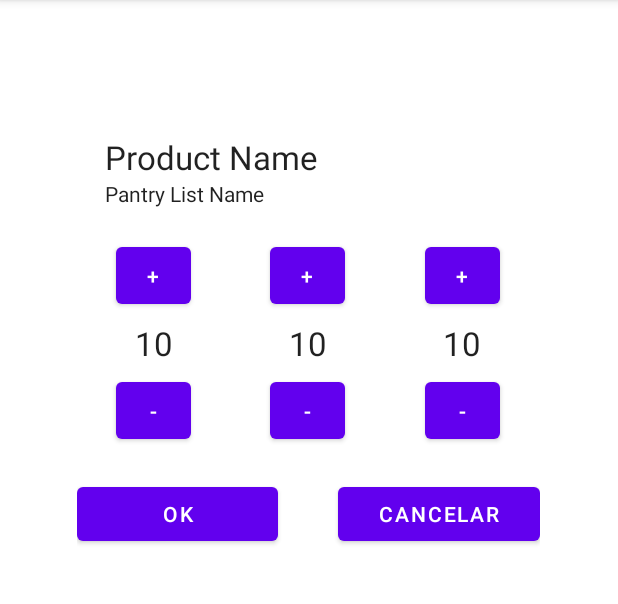
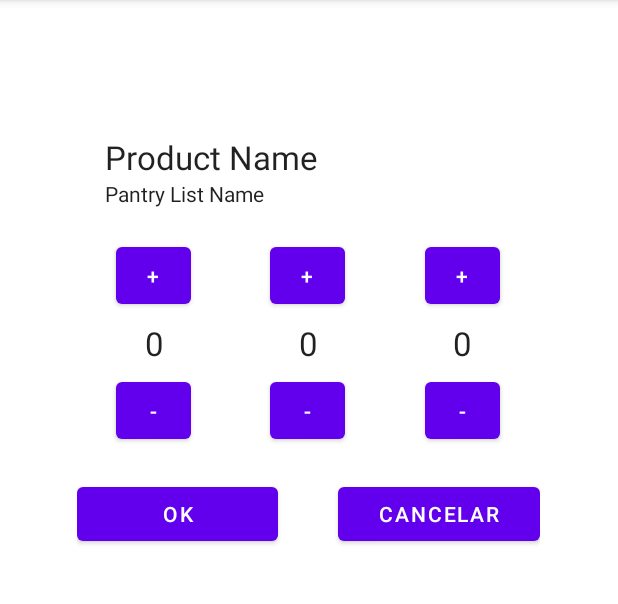
Before and after one commit to joaocmd/ShopIST, an Android app: the PantryItemActivity screen opened directly, with no data from a screen before it, on a phone screen of 412 x 824 dp, the part 84-688 px from its top. Run offline under Robolectric (Android 15) with nearby library versions, the phone set to English and light mode, and no system bars; 7 statements that could not run were skipped.

Commit message:
Add ability to change item quantities

```diff
--- a/ShopIST/app/src/main/java/pt/ulisboa/tecnico/cmov/shopist/PantriesListActivity.kt
+++ b/ShopIST/app/src/main/java/pt/ulisboa/tecnico/cmov/shopist/PantriesListActivity.kt
@@ -11,9 +11,6 @@ import pt.ulisboa.tecnico.cmov.shopist.domain.ShopIST
 import pt.ulisboa.tecnico.cmov.shopist.utils.RecyclerAdapter
 
 class PantriesListActivity : AppCompatActivity() {
-    companion object {
-        const val GET_PANTRY_INDEX_INT = "shopist.ListPantryActivity.GET_PANTRY_INDEX_INT"
-    }
 
     override fun onCreate(savedInstanceState: Bundle?) {
         super.onCreate(savedInstanceState)
--- a/ShopIST/app/src/main/java/pt/ulisboa/tecnico/cmov/shopist/PantryItemActivity.kt
+++ b/ShopIST/app/src/main/java/pt/ulisboa/tecnico/cmov/shopist/PantryItemActivity.kt
@@ -2,10 +2,95 @@ package pt.ulisboa.tecnico.cmov.shopist
 
 import androidx.appcompat.app.AppCompatActivity
 import android.os.Bundle
+import android.view.View
+import android.widget.TextView
+import pt.ulisboa.tecnico.cmov.shopist.domain.Item
+import pt.ulisboa.tecnico.cmov.shopist.domain.PantryList
+import pt.ulisboa.tecnico.cmov.shopist.domain.ShopIST
+import java.util.*
 
 class PantryItemActivity : AppCompatActivity() {
+
+    companion object {
+        private const val TAG = "shopist.PantryActivity"
+        const val PANTRY_ID = "$TAG.PANTRY_ID"
+        const val ITEM_ID = "$TAG.ITEM_ID"
+    }
+
+    private lateinit var pantryList: PantryList
+    private lateinit var item: Item
+
+    private var pantry = 0
+    private lateinit var pantryView: TextView
+
+    private var needing = 0
+    private lateinit var needingView: TextView
+
+    private var cart = 0
+    private lateinit var cartView: TextView
+
+
     override fun onCreate(savedInstanceState: Bundle?) {
         super.onCreate(savedInstanceState)
         setContentView(R.layout.activity_pantry_item)
+
+        val globalData = applicationContext as ShopIST
+
+        val pantryUUID = UUID.fromString(intent.getStringExtra(PANTRY_ID))
+        pantryList = globalData.getPantryList(pantryUUID)
+        val itemUUID = UUID.fromString(intent.getStringExtra(ITEM_ID))
+        item = pantryList.getItem(itemUUID)
+
+        pantryView = findViewById(R.id.pantryView)
+        pantry = item.pantryQuantity
+        changePantry(0)
+
+        needingView = findViewById(R.id.needingView)
+        needing = item.needingQuantity
+        changeNeeding(0)
+
+        cartView = findViewById(R.id.cartView)
+        cart = item.cartQuantity
+        changeCart(0)
+
+        findViewById<View>(R.id.incrementPantry).setOnClickListener { changePantry(1) }
+        findViewById<View>(R.id.decrementPantry).setOnClickListener { changePantry(-1) }
+        findViewById<View>(R.id.incrementNeeding).setOnClickListener { changeNeeding(1) }
+        findViewById<View>(R.id.decrementNeeding).setOnClickListener { changeNeeding(-1) }
+        findViewById<View>(R.id.incrementCart).setOnClickListener { changeCart(1) }
+        findViewById<View>(R.id.decrementCart).setOnClickListener { changeCart(-1) }
+    }
+
+    private fun changePantry(v: Int) {
+        if (pantry + v >= 0) {
+            pantry += v
+        }
+        pantryView.text = pantry.toString()
+    }
+
+    private fun changeNeeding(v: Int) {
+        if (needing + v >= 0) {
+            needing += v
+        }
+        needingView.text = needing.toString()
+    }
+
+    private fun changeCart(v: Int) {
+        if (cart + v >= 0) {
+            cart += v
+        }
+        cartView.text = cart.toString()
+    }
+
+    fun onCancelButton(view: View) {
+        finish()
+    }
+
+    fun onOkButton(view: View) {
+        item.pantryQuantity = pantry
+        item.needingQuantity = needing
+        item.cartQuantity = cart
+        (applicationContext as ShopIST).savePersistent()
+        finish()
     }
 }
--- a/ShopIST/app/src/main/java/pt/ulisboa/tecnico/cmov/shopist/domain/ShopIST.kt
+++ b/ShopIST/app/src/main/java/pt/ulisboa/tecnico/cmov/shopist/domain/ShopIST.kt
@@ -46,7 +46,7 @@ class ShopIST : Application() {
 
     fun startUp() {
         // Load previous data
-//        loadPersistent()
+        loadPersistent()
 
         // FIXME: Remove for production
         if (allPantries.size == 0) {
@@ -112,7 +112,7 @@ class ShopIST : Application() {
 
             // Set pantries
             val pairs = shopIstDto.pantriesList
-                .map { p -> Pair(p.uuid, PantryList.createPantry(p, allProducts)) }
+                .map { p -> Pair(p.uuid, PantryList(p, allProducts)) }
             allPantries = mutableMapOf(*pairs.toTypedArray())
         } catch (e: Exception) {
             // TODO: Detect if it is the first time using app, otherwise say that data was lost
--- a/ShopIST/app/src/main/java/pt/ulisboa/tecnico/cmov/shopist/utils/RecyclerAdapter.kt
+++ b/ShopIST/app/src/main/java/pt/ulisboa/tecnico/cmov/shopist/utils/RecyclerAdapter.kt
@@ -7,11 +7,9 @@ import android.view.View
 import android.view.ViewGroup
 import android.widget.TextView
 import androidx.recyclerview.widget.RecyclerView
-import pt.ulisboa.tecnico.cmov.shopist.PantriesListActivity
 import pt.ulisboa.tecnico.cmov.shopist.PantryActivity
 import pt.ulisboa.tecnico.cmov.shopist.R
 import pt.ulisboa.tecnico.cmov.shopist.domain.PantryList
-import pt.ulisboa.tecnico.cmov.shopist.domain.ShopIST
 
 class RecyclerAdapter(private val list: Array<PantryList>) :
     RecyclerView.Adapter<RecyclerAdapter.ViewHolder>() {
@@ -25,8 +23,7 @@ class RecyclerAdapter(private val list: Array<PantryList>) :
             val cardView: View = view.findViewById(R.id.rowCard)
             cardView.setOnClickListener {
                 val intent = Intent(view.context, PantryActivity::class.java)
-                    .putExtra(PantriesListActivity.GET_PANTRY_INDEX_INT, pantryList.uuid.toString())
-                Log.d(ShopIST.TAG, "Got pantry ${pantryList.uuid}")
+                    .putExtra(PantryActivity.PANTRY_ID, pantryList.uuid.toString())
                 view.context.startActivity(intent)
             }
         }
--- a/ShopIST/app/src/main/res/layout/activity_pantry_item.xml
+++ b/ShopIST/app/src/main/res/layout/activity_pantry_item.xml
@@ -33,7 +33,7 @@
     <LinearLayout
         android:layout_width="match_parent"
         android:layout_height="wrap_content"
-        android:gravity="center"
+        android:baselineAligned="false" android:gravity="center"
         android:weightSum="1">
         <LinearLayout
             android:paddingTop="20dp"
@@ -42,7 +42,7 @@
 
             android:layout_height="wrap_content"
 
-            android:orientation="horizontal">
+            android:baselineAligned="false" android:orientation="horizontal">
 
             <LinearLayout
                 android:layout_width="0px"
@@ -53,14 +53,14 @@
                 >
 
                 <Button
-                    android:id="@+id/button"
+                    android:id="@+id/incrementPantry"
                     android:layout_width="50dp"
                     android:layout_height="50dp"
                     android:layout_marginBottom="5dp"
                     android:text="+" />
 
                 <TextView
-                    android:id="@+id/textView3"
+                    android:id="@+id/pantryView"
                     android:layout_width="match_parent"
                     android:layout_height="wrap_content"
                     android:text="10"
@@ -70,7 +70,7 @@
                     />
 
                 <Button
-                    android:id="@+id/button2"
+                    android:id="@+id/decrementPantry"
                     android:layout_width="50dp"
                     android:layout_height="50dp"
                     android:layout_marginTop="5dp"
@@ -86,14 +86,14 @@
                 >
 
                 <Button
-                    android:id="@+id/button3"
+                    android:id="@+id/incrementNeeding"
                     android:layout_width="50dp"
                     android:layout_height="50dp"
                     android:layout_marginBottom="5dp"
                     android:text="+" />
 
                 <TextView
-                    android:id="@+id/textView4"
+                    android:id="@+id/needingView"
                     android:layout_width="match_parent"
                     android:layout_height="wrap_content"
                     android:text="10"
@@ -103,7 +103,7 @@
                     />
 
                 <Button
-                    android:id="@+id/button4"
+                    android:id="@+id/decrementNeeding"
                     android:layout_width="50dp"
                     android:layout_height="50dp"
                     android:layout_marginTop="5dp"
@@ -119,14 +119,14 @@
                 >
 
                 <Button
-                    android:id="@+id/button5"
+                    android:id="@+id/incrementCart"
                     android:layout_width="50dp"
                     android:layout_height="50dp"
                     android:layout_marginBottom="5dp"
                     android:text="+" />
 
                 <TextView
-                    android:id="@+id/textView5"
+                    android:id="@+id/cartView"
                     android:layout_width="match_parent"
                     android:layout_height="wrap_content"
                     android:text="10"
@@ -136,7 +136,7 @@
                     />
 
                 <Button
-                    android:id="@+id/button6"
+                    android:id="@+id/decrementCart"
                     android:layout_width="50dp"
                     android:layout_height="50dp"
                     android:layout_marginTop="5dp"
@@ -149,7 +149,7 @@
     <LinearLayout
         android:layout_width="match_parent"
         android:layout_height="wrap_content"
-        android:gravity="center"
+        android:baselineAligned="false" android:gravity="center"
         android:weightSum="1">
         <LinearLayout
             android:paddingTop="20dp"
@@ -161,20 +161,24 @@
             android:orientation="horizontal">
 
         <Button
-            android:id="@+id/button9"
+            android:id="@+id/okButton"
             android:layout_width="0dp"
             android:layout_height="wrap_content"
             android:layout_weight="1"
             android:text="Ok"
-            android:layout_marginRight="20dp" />
+            android:layout_marginRight="20dp"
+            android:onClick="onOkButton"
+            />
 
         <Button
-            android:id="@+id/button10"
+            android:id="@+id/cancelButton"
             android:layout_width="0dp"
             android:layout_height="wrap_content"
             android:layout_weight="1"
             android:text="Cancelar"
-            android:layout_marginLeft="20dp"/>
+            android:layout_marginLeft="20dp"
+            android:onClick="onCancelButton"
+            />
 
         </LinearLayout>
     </LinearLayout>
```
Also changed, not shown: ShopIST/app/src/main/java/pt/ulisboa/tecnico/cmov/shopist/AddItemActivity.kt (+6 -2 lines), ShopIST/app/src/main/java/pt/ulisboa/tecnico/cmov/shopist/CreatePantryActivity.kt (+2 -7 lines), ShopIST/app/src/main/java/pt/ulisboa/tecnico/cmov/shopist/PantryActivity.kt (+5 -5 lines), ShopIST/app/src/main/java/pt/ulisboa/tecnico/cmov/shopist/domain/Item.kt (+7 -8 lines), ShopIST/app/src/main/java/pt/ulisboa/tecnico/cmov/shopist/domain/ItemDto.kt (+7 -1 lines), ShopIST/app/src/main/java/pt/ulisboa/tecnico/cmov/shopist/domain/PantryList.kt (+13 -13 lines).
